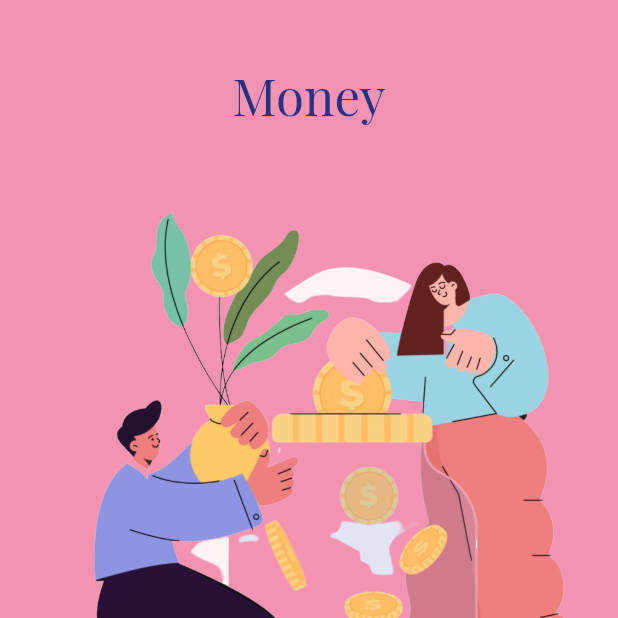
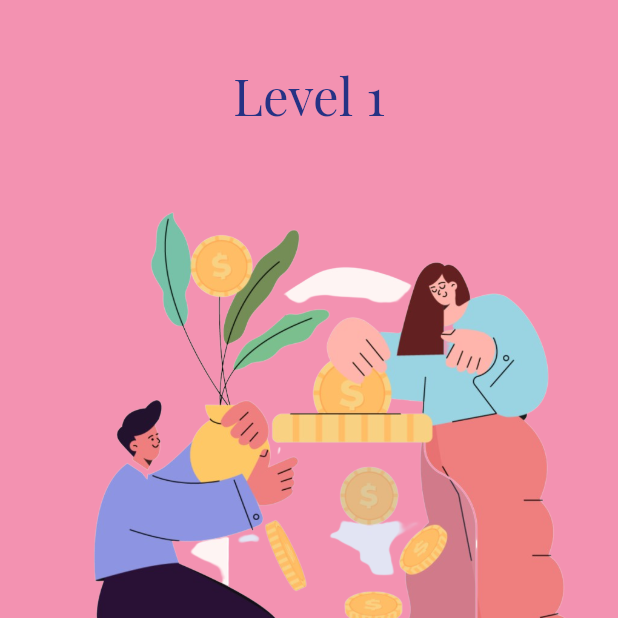
Before and after one commit to Akanksha1212/FinLearn, a Flutter app: the LearnHome screen opened directly, after a tap on "Learn", on a phone screen of 412 x 824 dp, the top half of it. Run offline on Flutter 3.47's test engine with Material 2 defaults, Android fonts, the light colour scheme and no system bars; our stand-ins replace carousel_slider, cloud_firestore, curved_navigation_bar, firebase_auth, firebase_core, firebase_dynamic_links and 5 more; accounts and stored records are empty.

Commit message:
Minor changes

```diff
--- a/lib/learn/learn.dart
+++ b/lib/learn/learn.dart
@@ -1,6 +1,8 @@
-import 'package:finlearn/learn/investment.dart';
-import 'package:finlearn/learn/money.dart';
+import 'package:finlearn/learn/level2.dart';
+import 'package:finlearn/learn/level1.dart';
 import 'package:flutter/material.dart';
+
+import 'level3.dart';
 
 class LearnHome extends StatefulWidget {
   @override
@@ -20,13 +22,13 @@ class _LearnHomeState extends State<LearnHome> {
         controller: controller,
         children: <Widget>[
           Center(
-            child: Loans(),
+            child: Level1(),
           ),
           Center(
-            child: Investment(),
+            child: Level2(),
           ),
           Center(
-            child: Loans(),
+            child: Level3(),
           )
         ],
       )),
--- /dev/null
+++ b/lib/learn/level1.dart
@@ -0,0 +1,70 @@
+import 'package:flutter/material.dart';
+import 'package:google_fonts/google_fonts.dart';
+
+class Level1 extends StatefulWidget {
+  @override
+  _Level1State createState() => _Level1State();
+}
+
+class _Level1State extends State<Level1> {
+  @override
+  Widget build(BuildContext context) {
+    return Container(
+      width: MediaQuery.of(context).size.width,
+      decoration: BoxDecoration(color: Color(0xfff392b1)),
+      child: Column(
+        children: [
+          SizedBox(
+            height: 40,
+          ),
+          Text(
+            'Level 1',
+            style: GoogleFonts.playfairDisplay(
+              textStyle: TextStyle(
+                color: Color(0xff263284),
+                fontSize: 34,
+                fontWeight: FontWeight.w400,
+              ),
+            ),
+          ),
+          Container(
+            height: MediaQuery.of(context).size.height / 1.7,
+            // width: MediaQuery.of(context).size.width / 1.5,
+            decoration: BoxDecoration(
+              image: DecorationImage(
+                image: AssetImage("images/bank.png"),
+                fit: BoxFit.cover,
+              ),
+            ),
+          ),
+          // Image(
+          //   image: AssetImage(
+          //     'images/bank.png',
+          //   ),
+          // ),
+          SizedBox(
+            height: 80,
+          ),
+          Container(
+            width: MediaQuery.of(context).size.width / 2,
+            height: 50,
+            child: RaisedButton(
+                elevation: 5,
+                color: Colors.white,
+                child: Text(
+                  'Learn',
+                  style: GoogleFonts.playfairDisplay(
+                    textStyle: TextStyle(
+                      color: Color(0xff263284),
+                      fontSize: 20,
+                      fontWeight: FontWeight.w400,
+                    ),
+                  ),
+                ),
+                onPressed: () {}),
+          ),
+        ],
+      ),
+    );
+  }
+}
--- a/lib/learn/investment.dart
+++ b/lib/learn/level2.dart
@@ -1,12 +1,12 @@
 import 'package:flutter/material.dart';
 import 'package:google_fonts/google_fonts.dart';
 
-class Investment extends StatefulWidget {
+class Level2 extends StatefulWidget {
   @override
-  _InvestmentState createState() => _InvestmentState();
+  _Level2State createState() => _Level2State();
 }
 
-class _InvestmentState extends State<Investment> {
+class _Level2State extends State<Level2> {
   @override
   Widget build(BuildContext context) {
     return Container(
@@ -18,7 +18,7 @@ class _InvestmentState extends State<Investment> {
             height: 40,
           ),
           Text(
-            'Investment',
+            'Level2',
             style: GoogleFonts.playfairDisplay(
               textStyle: TextStyle(
                 color: Color(0xff263284),
--- a/lib/learn/money.dart
+++ b/lib/learn/level3.dart
@@ -1,12 +1,12 @@
 import 'package:flutter/material.dart';
 import 'package:google_fonts/google_fonts.dart';
 
-class Loans extends StatefulWidget {
+class Level3 extends StatefulWidget {
   @override
-  _LoansState createState() => _LoansState();
+  _Level3State createState() => _Level3State();
 }
 
-class _LoansState extends State<Loans> {
+class _Level3State extends State<Level3> {
   @override
   Widget build(BuildContext context) {
     return Container(
@@ -18,7 +18,7 @@ class _LoansState extends State<Loans> {
             height: 40,
           ),
           Text(
-            'Money',
+            'Level 3',
             style: GoogleFonts.playfairDisplay(
               textStyle: TextStyle(
                 color: Color(0xff263284),
@@ -32,8 +32,8 @@ class _LoansState extends State<Loans> {
             // width: MediaQuery.of(context).size.width / 1.5,
             decoration: BoxDecoration(
               image: DecorationImage(
-                image: AssetImage("images/bank.png"),
-                fit: BoxFit.cover,
+                image: AssetImage("images/penny.png"),
+                fit: BoxFit.contain,
               ),
             ),
           ),
```
Also changed, not shown: images/boy.png (added), images/char1.png (added), images/char2.png (added), images/char3.png (added), images/penny.png (added).
